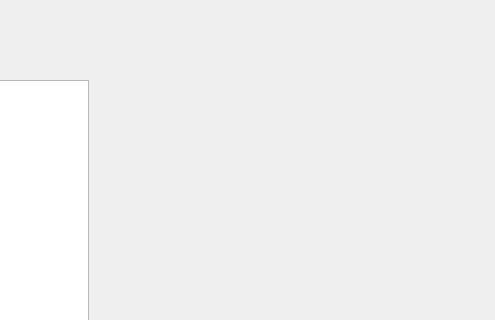
The window that serials.ui (Zloiben/Application) describes before a commit, drawn with Qt 5; both pictures show x 412 to 907 and y 0 to 320 of the 907 by 711 pixel window.
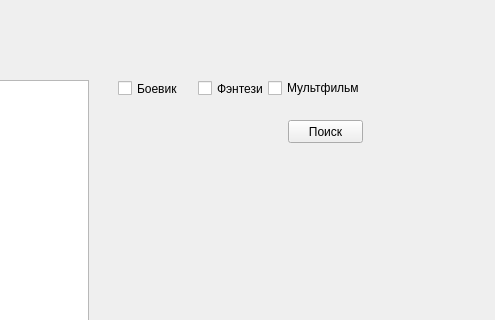
The same window after the commit.

Diff of the .ui file:
```diff
--- a/serials.ui
+++ b/serials.ui
@@ -81,6 +81,58 @@
      <string>По названию</string>
     </property>
    </widget>
+   <widget class="QCheckBox" name="checkBox">
+    <property name="geometry">
+     <rect>
+      <x>530</x>
+      <y>80</y>
+      <width>70</width>
+      <height>17</height>
+     </rect>
+    </property>
+    <property name="text">
+     <string>Боевик</string>
+    </property>
+   </widget>
+   <widget class="QCheckBox" name="checkBox_2">
+    <property name="geometry">
+     <rect>
+      <x>610</x>
+      <y>80</y>
+      <width>70</width>
+      <height>17</height>
+     </rect>
+    </property>
+    <property name="text">
+     <string>Фэнтези</string>
+    </property>
+   </widget>
+   <widget class="QCheckBox" name="checkBox_3">
+    <property name="geometry">
+     <rect>
+      <x>680</x>
+      <y>80</y>
+      <width>91</width>
+      <height>16</height>
+     </rect>
+    </property>
+    <property name="text">
+     <string>Мультфильм</string>
+    </property>
+   </widget>
+   <widget class="QPushButton" name="pushButton">
+    <property name="geometry">
+     <rect>
+      <x>700</x>
+      <y>120</y>
+      <width>75</width>
+      <height>23</height>
+     </rect>
+    </property>
+    <property name="text">
+     <string>Поиск</string>
+    </property>
+   </widget>
   </widget>
   <widget class="QMenuBar" name="menubar">
    <property name="geometry">
```
